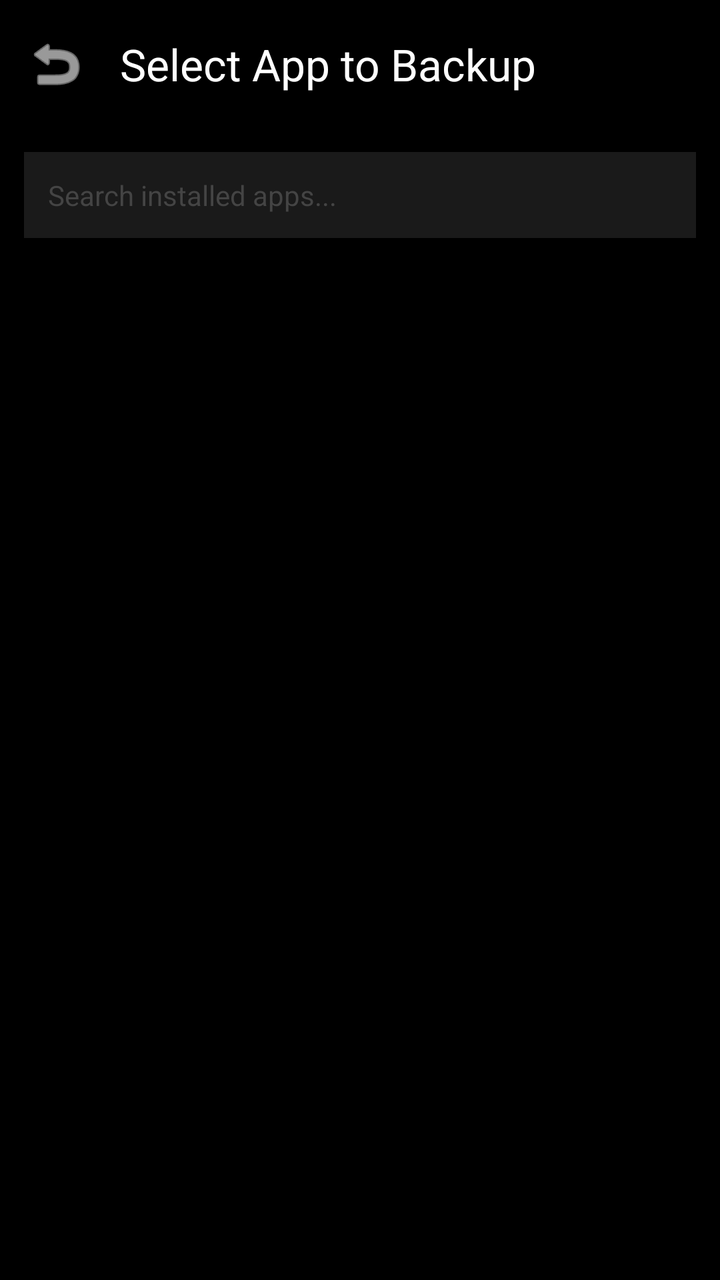
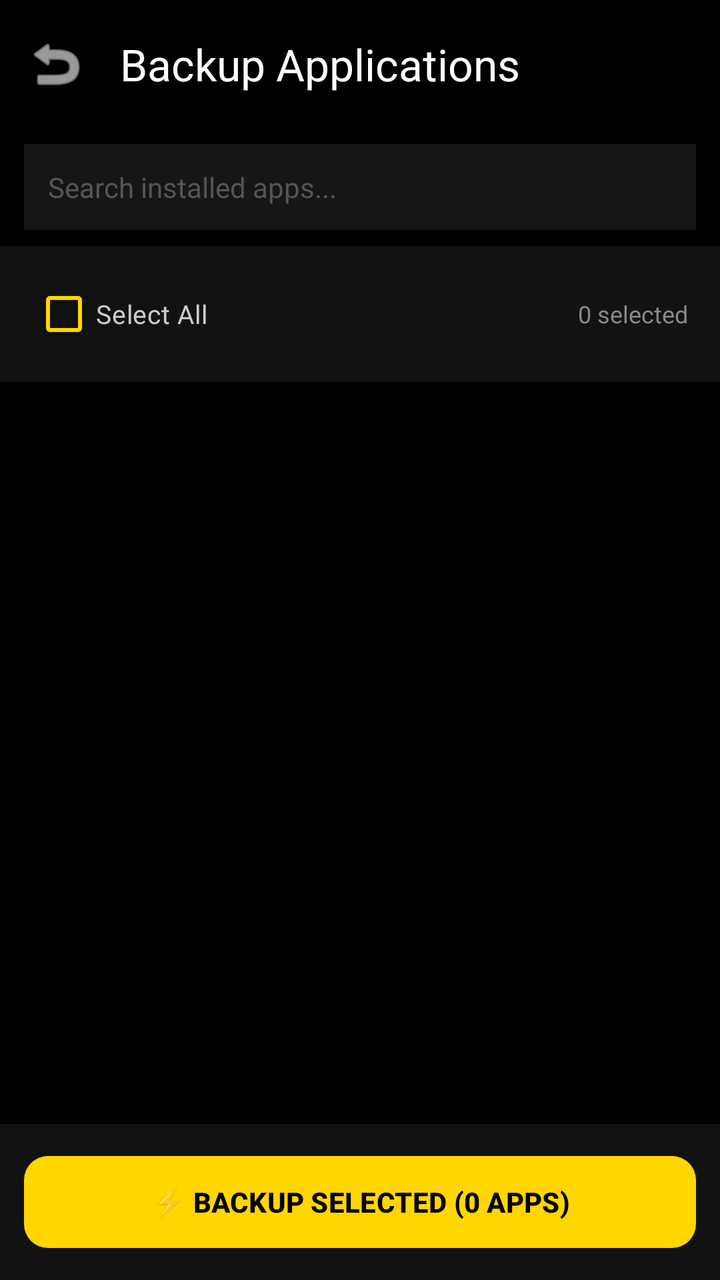

Two renders of the same Android screen: before a commit and after it. Below are the layout's source before the change and the commit's diff.
<!-- AndroidManifest.xml: application theme Theme.PhoneControl -->
<!-- res/layout/activity_backup_list.xml -->
<?xml version="1.0" encoding="utf-8"?>
<LinearLayout xmlns:android="http://schemas.android.com/apk/res/android"
    xmlns:app="http://schemas.android.com/apk/res-auto"
    android:layout_width="match_parent"
    android:layout_height="match_parent"
    android:orientation="vertical"
    android:background="@android:color/black"
    android:fitsSystemWindows="true">

    <com.google.android.material.appbar.MaterialToolbar
        android:id="@+id/toolbarBackupList"
        android:layout_width="match_parent"
        android:layout_height="?attr/actionBarSize"
        app:title="Select App to Backup"
        app:titleTextColor="@android:color/white"
        app:navigationIcon="@android:drawable/ic_menu_revert"
        app:navigationIconTint="@android:color/white" />

    <EditText
        android:id="@+id/etSearchBackup"
        android:layout_width="match_parent"
        android:layout_height="wrap_content"
        android:hint="Search installed apps..."
        android:textColor="@android:color/white"
        android:textColorHint="#444444"
        android:padding="12dp"
        android:background="#1A1A1A"
        android:layout_margin="12dp"
        android:textSize="14sp"
        android:inputType="text" />

    <ListView
        android:id="@+id/lvBackupApps"
        android:layout_width="match_parent"
        android:layout_height="0dp"
        android:layout_weight="1"
        android:divider="#222222"
        android:dividerHeight="1dp" />

</LinearLayout>
<!-- resources referenced by this layout -->
<resources>
  <style name="Theme.PhoneControl" parent="Theme.Material3.DayNight.NoActionBar">
          
          <item name="colorPrimary">@color/purple_500</item>
          <item name="colorPrimaryVariant">@color/purple_700</item>
          <item name="colorOnPrimary">@color/white</item>
          
          <item name="colorSecondary">@color/teal_200</item>
          <item name="colorSecondaryVariant">@color/teal_700</item>
          <item name="colorOnSecondary">@color/black</item>
          
          <item name="android:statusBarColor">@android:color/black</item>
          <item name="android:windowLightStatusBar" tools:targetApi="m">false</item>
          
          
          
      </style>
  <color name="purple_500">#FF6200EE</color>
  <color name="purple_700">#FF3700B3</color>
  <color name="white">#FFFFFFFF</color>
  <color name="teal_200">#FF03DAC5</color>
  <color name="teal_700">#FF018786</color>
  <color name="black">#FF000000</color>
</resources>

<!-- the commit's change to res/layout/activity_backup_list.xml (unified diff, before → after) -->
@@ -11,7 +11,7 @@
         android:id="@+id/toolbarBackupList"
         android:layout_width="match_parent"
         android:layout_height="?attr/actionBarSize"
-        app:title="Select App to Backup"
+        app:title="Backup Applications"
         app:titleTextColor="@android:color/white"
         app:navigationIcon="@android:drawable/ic_menu_revert"
         app:navigationIconTint="@android:color/white" />
@@ -22,19 +22,70 @@
         android:layout_height="wrap_content"
         android:hint="Search installed apps..."
         android:textColor="@android:color/white"
-        android:textColorHint="#444444"
+        android:textColorHint="#555555"
         android:padding="12dp"
-        android:background="#1A1A1A"
-        android:layout_margin="12dp"
+        android:background="#161616"
+        android:layout_marginHorizontal="12dp"
+        android:layout_marginTop="8dp"
         android:textSize="14sp"
         android:inputType="text" />
+
+    
+    <LinearLayout
+        android:layout_width="match_parent"
+        android:layout_height="wrap_content"
+        android:orientation="horizontal"
+        android:paddingHorizontal="16dp"
+        android:paddingVertical="10dp"
+        android:gravity="center_vertical"
+        android:background="#121212"
+        android:layout_marginTop="8dp">
+
+        <CheckBox
+            android:id="@+id/cbSelectAllBackup"
+            android:layout_width="wrap_content"
+            android:layout_height="wrap_content"
+            android:text="Select All"
+            android:textColor="#CCCCCC"
+            android:textSize="13sp"
+            android:buttonTint="@color/color_battery" />
+
+        <TextView
+            android:id="@+id/tvSelectedCount"
+            android:layout_width="0dp"
+            android:layout_height="wrap_content"
+            android:layout_weight="1"
+            android:gravity="end"
+            android:text="0 selected"
+            android:textColor="#888888"
+            android:textSize="12sp" />
+    </LinearLayout>
 
     <ListView
         android:id="@+id/lvBackupApps"
         android:layout_width="match_parent"
         android:layout_height="0dp"
         android:layout_weight="1"
-        android:divider="#222222"
+        android:divider="#1E1E1E"
         android:dividerHeight="1dp" />
 
+    
+    <LinearLayout
+        android:layout_width="match_parent"
+        android:layout_height="wrap_content"
+        android:padding="12dp"
+        android:background="#121212">
+
+        <com.google.android.material.button.MaterialButton
+            android:id="@+id/btnBackupSelected"
+            android:layout_width="match_parent"
+            android:layout_height="54dp"
+            android:text="⚡ BACKUP SELECTED (0 APPS)"
+            android:textColor="@android:color/black"
+            android:textStyle="bold"
+            app:backgroundTint="@color/color_battery"
+            app:cornerRadius="12dp"
+            android:enabled="false" />
+    </LinearLayout>
+
 </LinearLayout>
<!-- resource entries referenced after the edit -->
@@ -1,5 +1,6 @@
 <!-- resources referenced by this layout -->
 <resources>
+  <color name="color_battery">#FFD600</color>
   <style name="Theme.PhoneControl" parent="Theme.Material3.DayNight.NoActionBar">
           
           <item name="colorPrimary">@color/purple_500</item>
